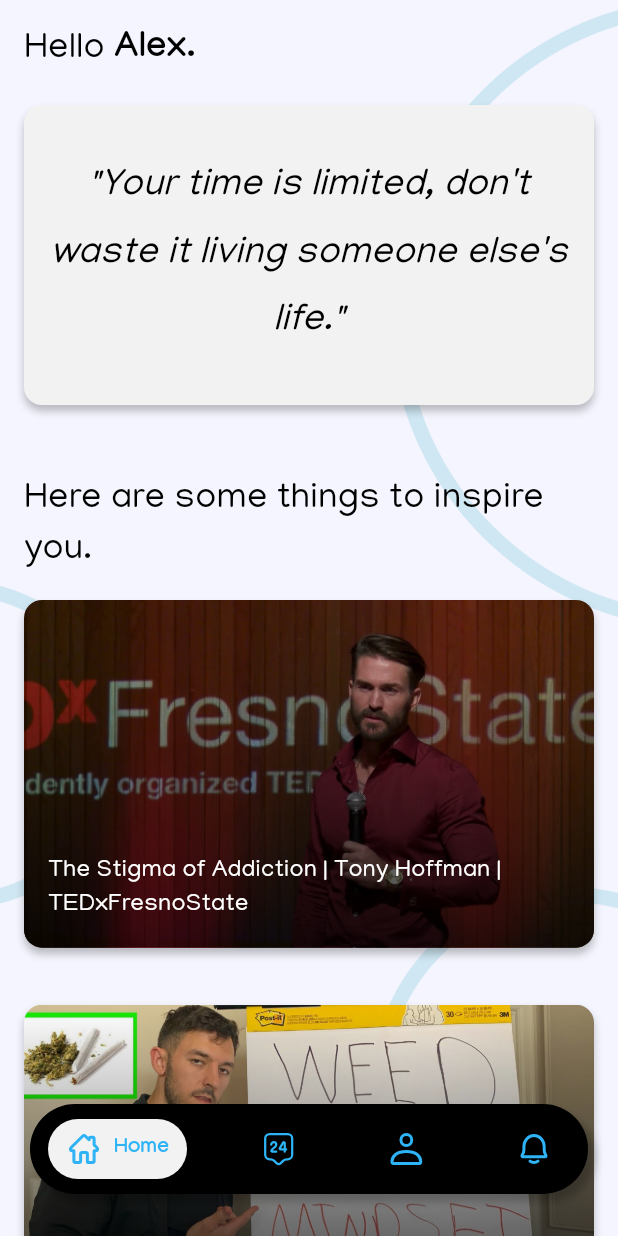
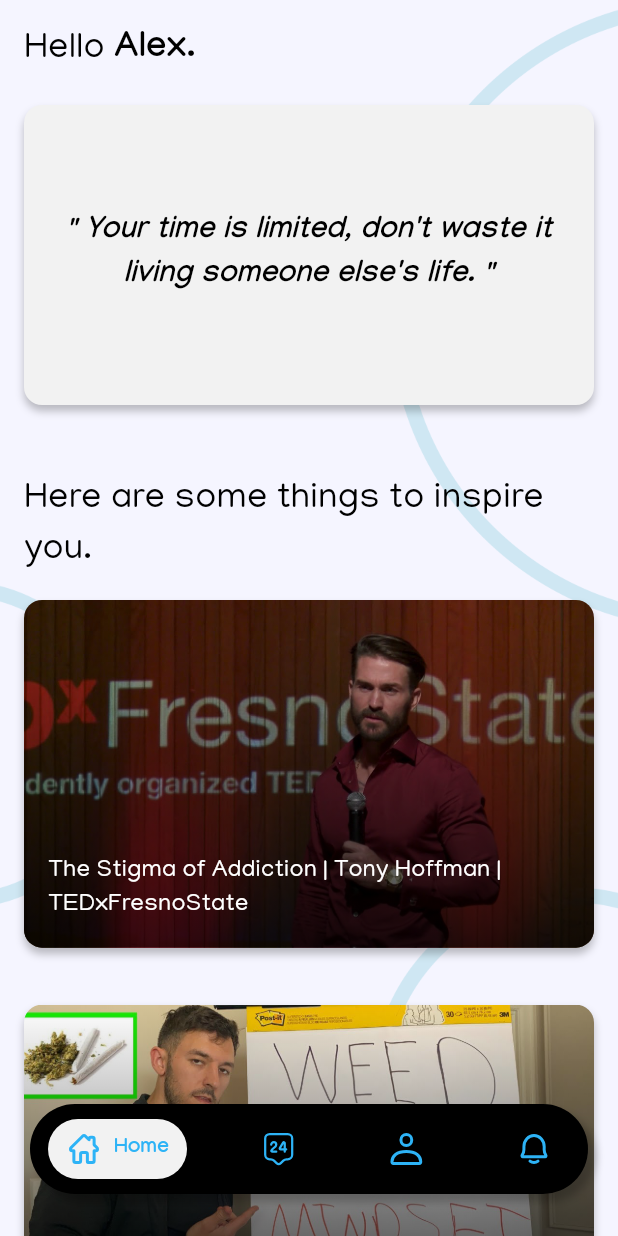
Before and after one commit to adwaidhp/de_talks, a Flutter app: the screen it shows after launch, on a phone screen of 412 x 824 dp. Run offline on Flutter 3.47's test engine with Material 3 defaults, Android fonts, the phone set to English and light mode, and no system bars; drawn by our look-alikes of google_nav_bar; our stand-ins replace flutter_dotenv, flutter_svg.

Commit message:
changed 2 files

```diff
--- a/lib/main.dart
+++ b/lib/main.dart
@@ -2,7 +2,6 @@
 import 'package:de_talks/pages/navigation.dart';
 import 'package:flutter/material.dart';
 import 'package:flutter/services.dart';
-import 'package:flutter_dotenv/flutter_dotenv.dart';
 
 void main() {
   WidgetsFlutterBinding.ensureInitialized();
--- a/lib/pages/home_screen.dart
+++ b/lib/pages/home_screen.dart
@@ -1,3 +1,4 @@
+import 'package:de_talks/text_styles.dart';
 import 'package:flutter/material.dart';
 import 'dart:math';
 import 'package:de_talks/colors.dart';
@@ -259,13 +260,11 @@
                           ],
                         ),
                         child: Text(
-                          '"$currentQuote"',
+                          '" $currentQuote "',
                           textAlign: TextAlign.center,
-                          style: const TextStyle(
-                            fontSize: 25,
-                            height: 1.8,
+                          style: AppTextStyles.bold.copyWith(
                             fontStyle: FontStyle.italic,
-                            color: AppColors.black,
+                            fontSize: 20,
                           ),
                         ),
                       ),
```
